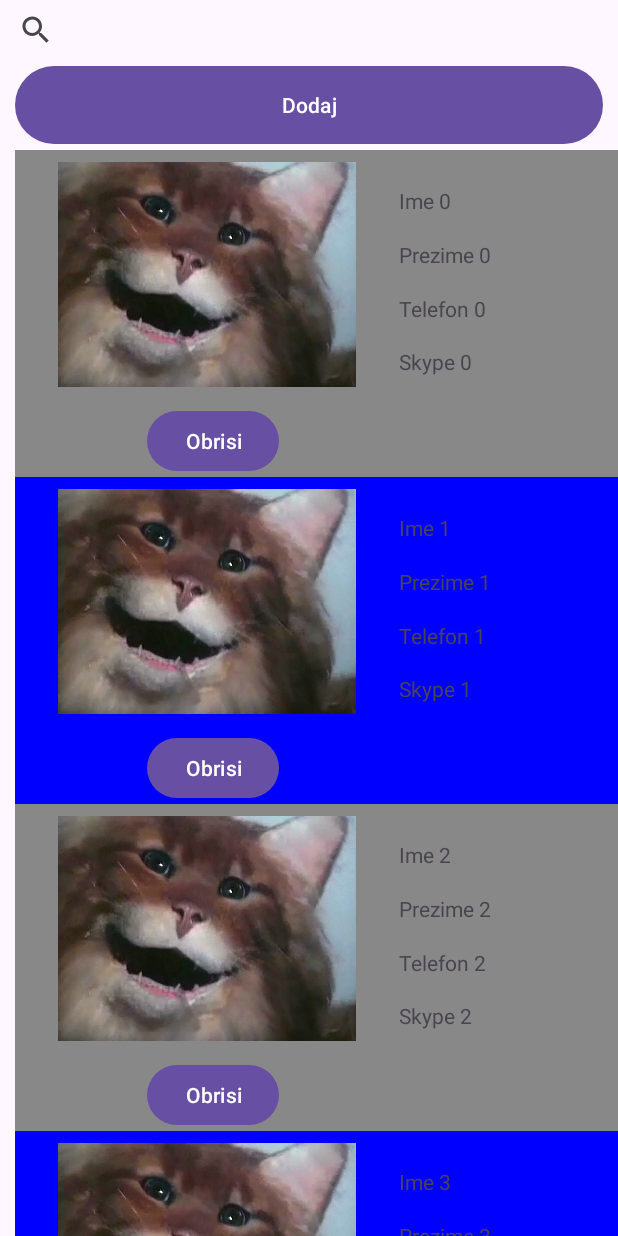
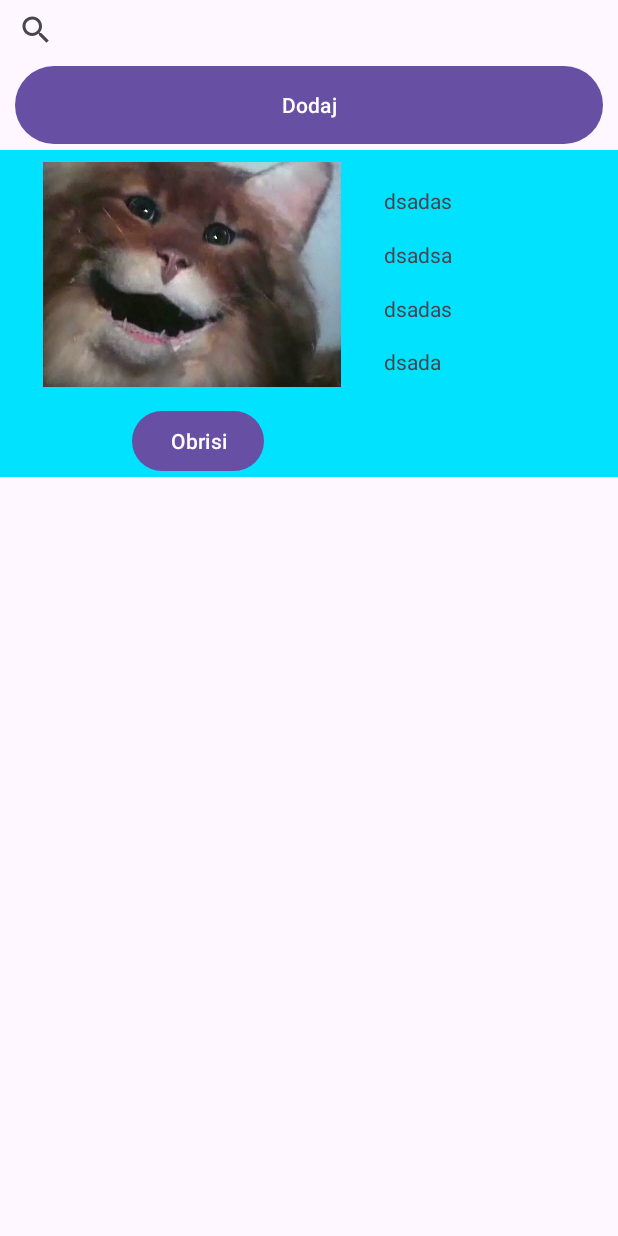
Before and after one commit to srdjanhudobec/mobile_app_develop_homework, an Android app: the screen it shows after launch (MainActivity), on a phone screen of 412 x 824 dp. Run offline under Robolectric (Android 15) with nearby library versions, the phone set to English and light mode, and no system bars.

```diff
--- a/V3/app/src/main/java/com/example/myapplication/MainActivity.java
+++ b/V3/app/src/main/java/com/example/myapplication/MainActivity.java
@@ -1,6 +1,8 @@
 package com.example.myapplication;
 
 import androidx.appcompat.app.AppCompatActivity;
+import androidx.recyclerview.widget.LinearLayoutManager;
+import androidx.recyclerview.widget.RecyclerView;
 
 import android.content.Intent;
 import android.graphics.Color;
@@ -8,7 +10,6 @@ import android.os.Bundle;
 import android.view.LayoutInflater;
 import android.view.View;
 import android.widget.Button;
-import android.widget.LinearLayout;
 import android.widget.SearchView;
 import android.widget.TextView;
 import java.util.ArrayList;
@@ -16,17 +17,23 @@ import java.util.HashMap;
 
 public class MainActivity extends AppCompatActivity {
 
-    ArrayList<KontaktModel> kontakti = generisiKontakte(50);
+    ArrayList<KontaktModel> kontakti = new ArrayList<>();
     ArrayList<KontaktModel> obrisaniKontakti = new ArrayList<>();
 
     HashMap<Integer, Integer> originalniIndeksi = new HashMap<>();
+
+    RecyclerViewAdapter adapter;
 
     @Override
     protected void onCreate(Bundle savedInstanceState) {
         super.onCreate(savedInstanceState);
         setContentView(R.layout.activity_main);
 
-        LinearLayout container = findViewById(R.id.container);
+        kontakti.add(new KontaktModel("dsadas","dsadsa","dsadas","dsada"));
+        RecyclerView container = findViewById(R.id.containerRec);
+        container.setLayoutManager(new LinearLayoutManager(this));
+        adapter = new RecyclerViewAdapter(kontakti);
+        container.setAdapter(adapter);
 
         Intent childIntent = getIntent();
 
@@ -42,7 +49,6 @@ public class MainActivity extends AppCompatActivity {
                 kontakti.add(new KontaktModel(childIntent.getStringExtra("ime"),childIntent.getStringExtra("prezime"),childIntent.getStringExtra("telefon"),childIntent.getStringExtra("skype")));
             }
         }
-        iscrtajKontakte(kontakti,container);//iscrtava kontakte
 
         SearchView searchView = findViewById(R.id.search);
 
@@ -56,97 +62,19 @@ public class MainActivity extends AppCompatActivity {
             public boolean onQueryTextChange(String newText) {//brise sve kontakte iz liste i dodaje samo one koji ispunjavaju filter
                 ArrayList<KontaktModel> filtriraniKontakti = filtrirajKontakte(newText,kontakti);
                 container.removeAllViews();
-                iscrtajKontakte(filtriraniKontakti, container);
                 return true;
             }
         });
-    }
 
-
-    private ArrayList<KontaktModel> generisiKontakte(int brojKontakata) { //generise radnom 50 kontakata
-        ArrayList<KontaktModel> kontakti = new ArrayList<>();
-
-        for (int i = 0; i < brojKontakata; i++) {
-            KontaktModel kontakt = new KontaktModel(
-                    "Ime " + i,
-                    "Prezime " + i,
-                    "Telefon " + i,
-                    "Skype " + i
-            );
-            kontakti.add(kontakt);
-        }
-
-        return kontakti;
-    }
-
-    private void iscrtajKontakte(ArrayList<KontaktModel> kontakti,LinearLayout container) {//iscrtava kontakte u scrollviewu
-        LayoutInflater inflater = getLayoutInflater();
-
-        int redniBroj = 0; //sluzi da bi svaki drugi red bio druge boje
-
-        for (int i = 0; i < kontakti.size(); i++) {
-            View v = inflater.inflate(R.layout.jedan_red, null);
-
-            TextView ime = v.findViewById(R.id.ime);
-            TextView prezime = v.findViewById(R.id.prezime);
-            TextView telefon = v.findViewById(R.id.telefon);
-            TextView skype = v.findViewById(R.id.skype);
-            Button obrisi = v.findViewById(R.id.btnObrisi);
-            Button dodaj = findViewById(R.id.btnDodaj);
-
-            KontaktModel kontakt = kontakti.get(i);
-
-            if (obrisaniKontakti.contains(kontakt)) {
-                continue;
-            }else{
-                redniBroj++;
+        Button dodaj = findViewById(R.id.btnDodaj);
+        Intent i = new Intent(this,IzmenaDodaj.class);
+        dodaj.setOnClickListener(new View.OnClickListener() {
+            @Override
+            public void onClick(View view) {
+                i.putExtra("isIzmenaOrDodaj","dodaj");
+                startActivity(i);
             }
-
-            v.setBackgroundColor(redniBroj % 2 == 0 ? Color.BLUE : Color.GRAY);//preko rednog broja radi jer kad obrisemo i da on opet svaki drugi boji razlicitom bojom
-
-            ime.setText(kontakt.ime);
-            prezime.setText(kontakt.prezime);
-            telefon.setText(kontakt.telefon);
-            skype.setText(kontakt.skype);
-
-            container.addView(v);
-
-            Intent intent = new Intent(this,IzmenaDodaj.class);
-
-            int index = i;
-
-            obrisi.setOnClickListener(new View.OnClickListener() {
-                @Override
-                public void onClick(View view) {
-                    obrisaniKontakti.add(kontakti.get(index)); // Dodaj u listu obrisanih
-                    kontakti.remove(index); // brisemo iz liste kontakata
-                    container.removeAllViews(); // brisemo sve viewe
-                    iscrtajKontakte(kontakti, container); // iscrtavamo novo stanje kontakata
-                }
-            });
-
-            dodaj.setOnClickListener(new View.OnClickListener() {
-                @Override
-                public void onClick(View view) {
-                    intent.putExtra("isIzmenaOrDodaj","dodaj");
-                    startActivity(intent);//kod dodavanja prosledimo da radimo dodavanje i startujemo intent sa formom za dodavanje
-                }
-            });
-
-            v.setOnClickListener(new View.OnClickListener() {
-                @Override
-                public void onClick(View view) { //radimo izmenu, prosledimo indeks zajedno sa starim podacima o kontaktu
-                    int originalIndex = originalniIndeksi.containsKey(index) ? originalniIndeksi.get(index) : index;//ako je dobijen filtriranjem uzmi originalni, ako nije uzmi index koji je trenutni u for petlji
-                    intent.putExtra("ime",kontakt.ime);
-                    intent.putExtra("prezime",kontakt.prezime);
-                    intent.putExtra("telefon",kontakt.telefon);
-                    intent.putExtra("skype",kontakt.skype);
-                    intent.putExtra("index",originalIndex);
-                    intent.putExtra("isIzmenaOrDodaj","izmena");
-                    startActivity(intent);
-                }
-            });
-        }
+        });
     }
 
     private ArrayList<KontaktModel> filtrirajKontakte(String query, ArrayList<KontaktModel> originalKontakti) {
--- /dev/null
+++ b/V3/app/src/main/java/com/example/myapplication/RecyclerViewAdapter.java
@@ -0,0 +1,77 @@
+package com.example.myapplication;
+
+import android.content.Context;
+import android.view.LayoutInflater;
+import android.view.View;
+import android.view.ViewGroup;
+import android.widget.ImageView;
+import android.widget.TextView;
+
+import androidx.annotation.NonNull;
+import androidx.recyclerview.widget.RecyclerView;
+
+import java.util.ArrayList;
+
+public class RecyclerViewAdapter extends RecyclerView.Adapter<RecyclerViewAdapter.ViewHolder>{
+    private ArrayList<KontaktModel> kontakti;
+
+    public RecyclerViewAdapter(ArrayList<KontaktModel> kontakti) {
+        this.kontakti = kontakti;
+    }
+
+    @NonNull
+    @Override
+    public RecyclerViewAdapter.ViewHolder onCreateViewHolder(@NonNull ViewGroup parent, int viewType) {
+        View view = LayoutInflater.from(parent.getContext()).inflate(R.layout.jedan_red,parent,false);
+        return new ViewHolder(view);
+    }
+
+    @Override
+    public void onBindViewHolder(@NonNull RecyclerViewAdapter.ViewHolder holder, int position) {
+        holder.getIme().setText(kontakti.get(position).ime);
+        holder.getPrezime().setText(kontakti.get(position).prezime);
+        holder.getBrtel().setText(kontakti.get(position).telefon);
+        holder.getSkype().setText(kontakti.get(position).skype);
+//        if (holder.getSlika() == null){
+//            kontakti.get(position)
+//        }
+    }
+
+    @Override
+    public int getItemCount() {
+        return kontakti.size();
+    }
+
+    public class ViewHolder extends RecyclerView.ViewHolder{
+        TextView ime,prezime,brtel,skype;
+        ImageView slika;
+        public ViewHolder(@NonNull View itemView) {
+            super(itemView);
+            ime = itemView.findViewById(R.id.ime);
+            prezime = itemView.findViewById(R.id.prezime);
+            brtel = itemView.findViewById(R.id.telefon);
+            skype = itemView.findViewById(R.id.skype);
+            slika = itemView.findViewById(R.id.slikaMacke);
+        }
+
+        public TextView getIme() {
+            return ime;
+        }
+
+        public TextView getPrezime() {
+            return prezime;
+        }
+
+        public TextView getBrtel() {
+            return brtel;
+        }
+
+        public TextView getSkype() {
+            return skype;
+        }
+
+        public ImageView getSlika() {
+            return slika;
+        }
+    }
+}
--- a/V3/app/src/main/res/layout/activity_main.xml
+++ b/V3/app/src/main/res/layout/activity_main.xml
@@ -22,16 +22,9 @@
         android:layout_marginEnd="10dp"
         android:text="Dodaj" />
 
-    <ScrollView
-        android:id="@+id/scrollview"
+    <androidx.recyclerview.widget.RecyclerView
+        android:id="@+id/containerRec"
         android:layout_width="match_parent"
-        android:layout_height="wrap_content"
-        android:layout_marginStart="10dp">
+        android:layout_height="match_parent" />
 
-        <LinearLayout
-            android:id="@+id/container"
-            android:layout_width="match_parent"
-            android:layout_height="wrap_content"
-            android:orientation="vertical" />
-    </ScrollView>
 </LinearLayout>
```
